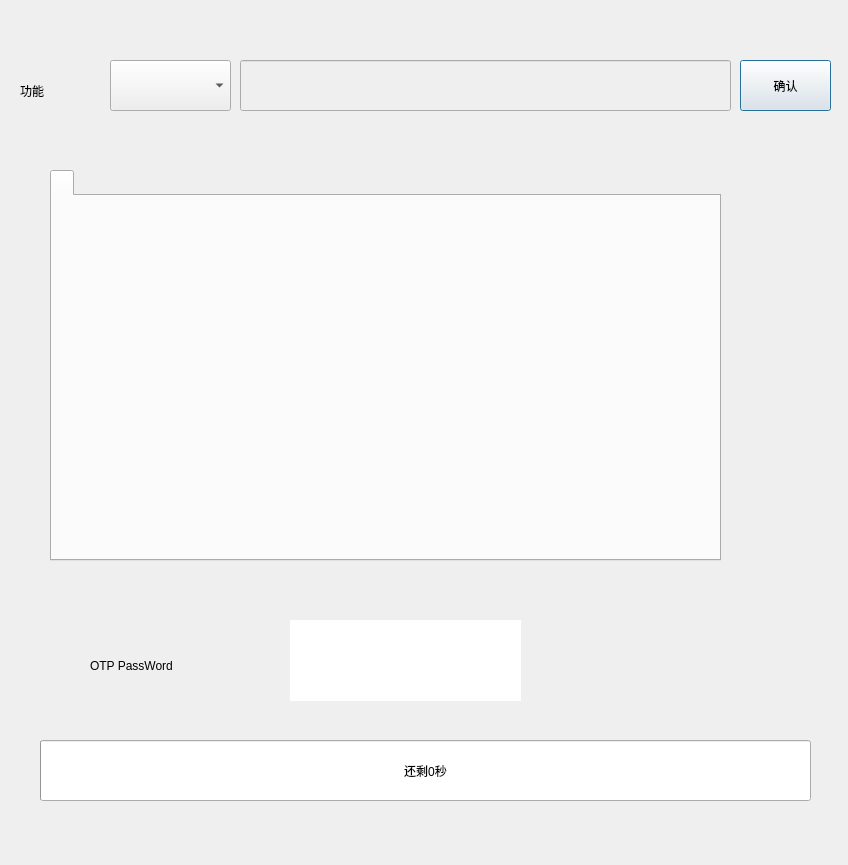
Above: lib/ui.ui from Ev0lt/OtpManager before the change. Below: the same form after it.
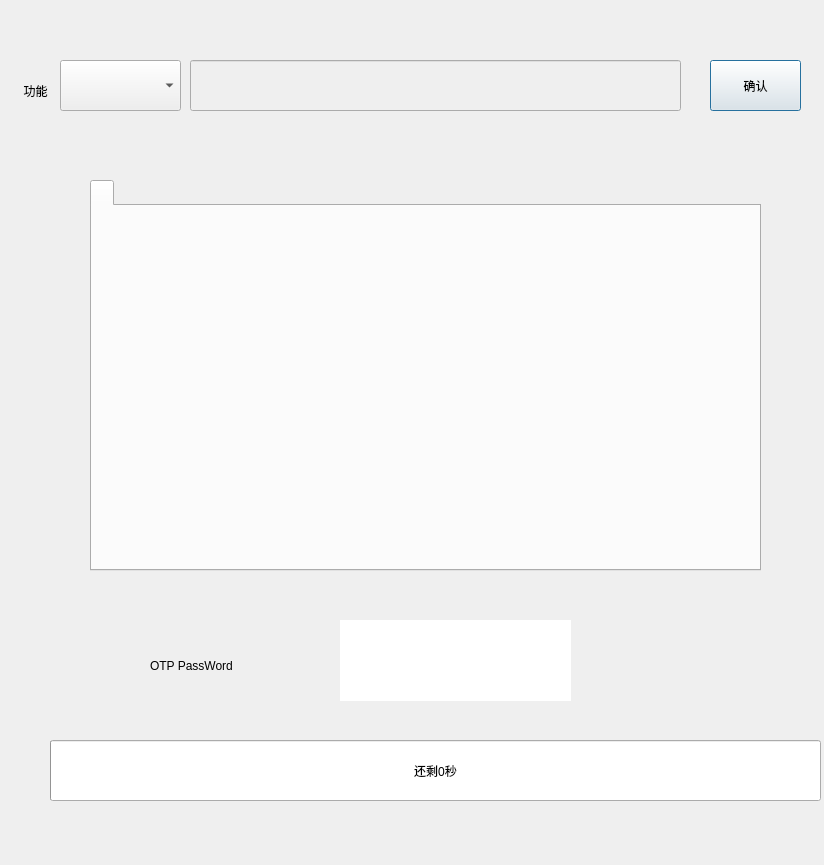
That is the form after the change.

```diff
--- a/lib/ui.ui
+++ b/lib/ui.ui
@@ -6,7 +6,7 @@
    <rect>
     <x>0</x>
     <y>0</y>
-    <width>848</width>
+    <width>824</width>
     <height>865</height>
    </rect>
   </property>
@@ -16,7 +16,7 @@
   <widget class="QComboBox" name="comboBox">
    <property name="geometry">
     <rect>
-     <x>110</x>
+     <x>60</x>
      <y>60</y>
      <width>121</width>
      <height>51</height>
@@ -26,15 +26,18 @@
   <widget class="QLabel" name="label">
    <property name="geometry">
     <rect>
-     <x>20</x>
+     <x>10</x>
      <y>70</y>
-     <width>71</width>
+     <width>51</width>
      <height>41</height>
     </rect>
    </property>
    <property name="text">
     <string>功能</string>
    </property>
+   <property name="alignment">
+    <set>Qt::AlignmentFlag::AlignCenter</set>
+   </property>
   </widget>
   <widget class="QLineEdit" name="lineEdit">
    <property name="enabled">
@@ -42,7 +45,7 @@
    </property>
    <property name="geometry">
     <rect>
-     <x>240</x>
+     <x>190</x>
      <y>60</y>
      <width>491</width>
      <height>51</height>
@@ -52,8 +55,8 @@
   <widget class="QTabWidget" name="tabWidget">
    <property name="geometry">
     <rect>
-     <x>50</x>
-     <y>170</y>
+     <x>90</x>
+     <y>180</y>
      <width>671</width>
      <height>391</height>
     </rect>
@@ -70,7 +73,7 @@
    </property>
    <property name="geometry">
     <rect>
-     <x>40</x>
+     <x>50</x>
      <y>740</y>
      <width>771</width>
      <height>61</height>
@@ -86,7 +89,7 @@
   <widget class="QPushButton" name="pushButton">
    <property name="geometry">
     <rect>
-     <x>740</x>
+     <x>710</x>
      <y>60</y>
      <width>91</width>
      <height>51</height>
@@ -99,7 +102,7 @@
   <widget class="QLabel" name="label_2">
    <property name="geometry">
     <rect>
-     <x>90</x>
+     <x>150</x>
      <y>630</y>
      <width>111</width>
      <height>71</height>
@@ -112,7 +115,7 @@
   <widget class="QLabel" name="label_3">
    <property name="geometry">
     <rect>
-     <x>290</x>
+     <x>340</x>
      <y>620</y>
      <width>231</width>
      <height>81</height>
@@ -129,6 +132,9 @@
    <property name="text">
     <string/>
    </property>
+   <property name="alignment">
+    <set>Qt::AlignmentFlag::AlignCenter</set>
+   </property>
   </widget>
  </widget>
  <resources/>
```
